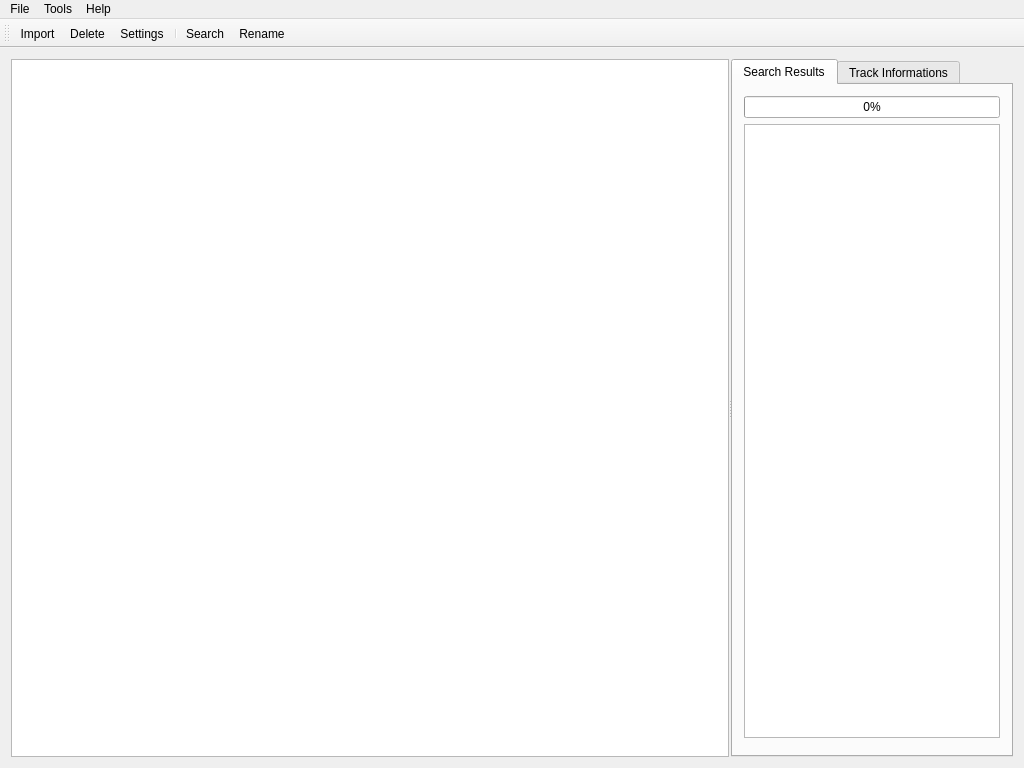
alorence/tym, file src/gui/mainwindow.ui: the form before one commit.
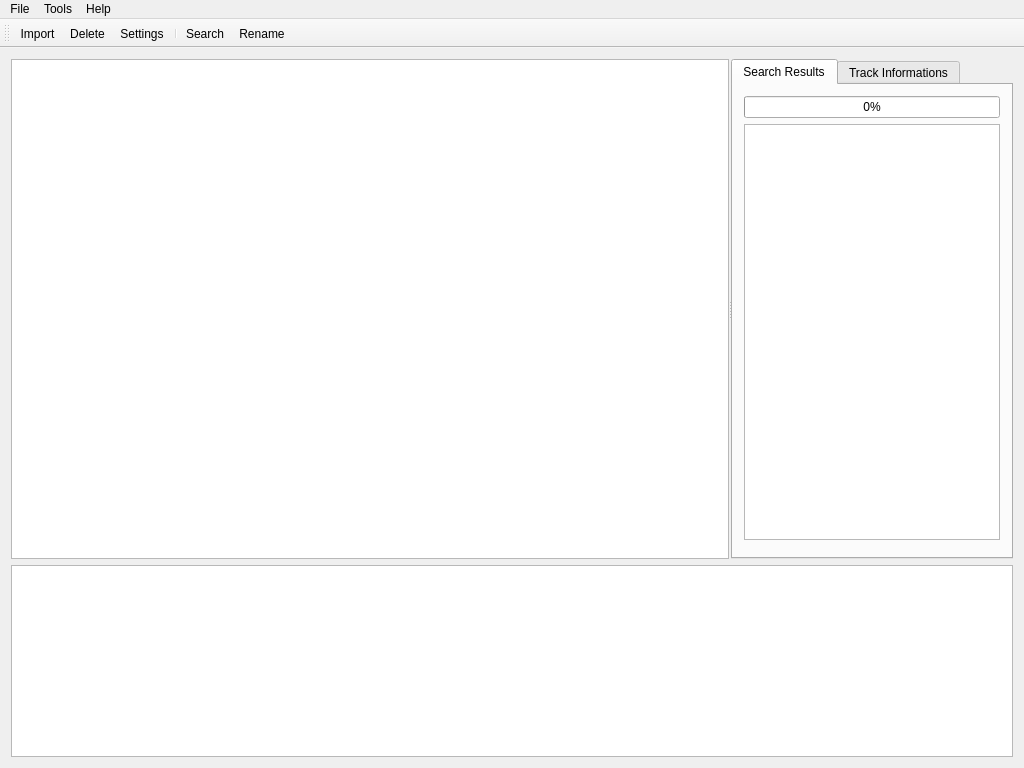
The form after the commit. Icons and pictures are not drawn. Custom widgets are drawn as their Qt base class.

Commit message: (console) Add a new console widget and use it in main window

Patch:
```diff
--- a/src/gui/mainwindow.ui
+++ b/src/gui/mainwindow.ui
@@ -158,6 +158,9 @@
       </widget>
      </widget>
     </item>
+    <item row="2" column="0">
+     <widget class="ConsoleWidget" name="outputConsole"/>
+    </item>
    </layout>
   </widget>
   <widget class="QMenuBar" name="menuBar">
@@ -341,6 +344,11 @@
    <header>gui/trackinfosview.h</header>
    <container>1</container>
   </customwidget>
+  <customwidget>
+   <class>ConsoleWidget</class>
+   <extends>QPlainTextEdit</extends>
+   <header>gui/consolewidget.h</header>
+  </customwidget>
  </customwidgets>
  <resources>
   <include location="../../resources/resources.qrc"/>
```
The commit also changes 6 other files.
